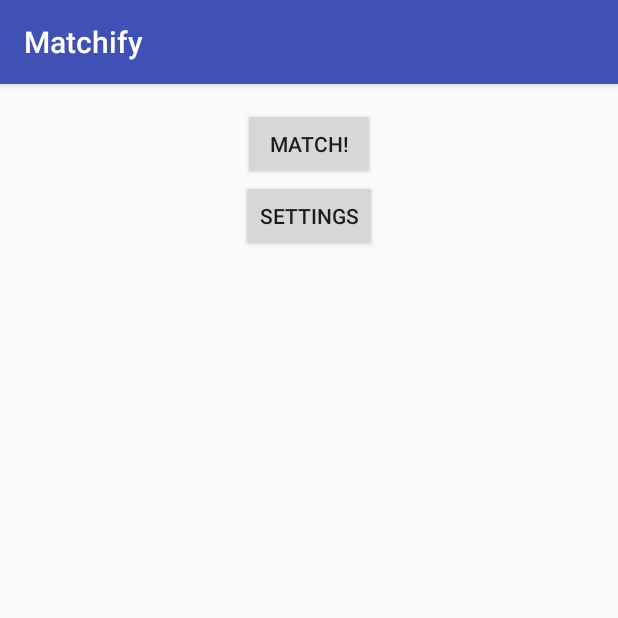
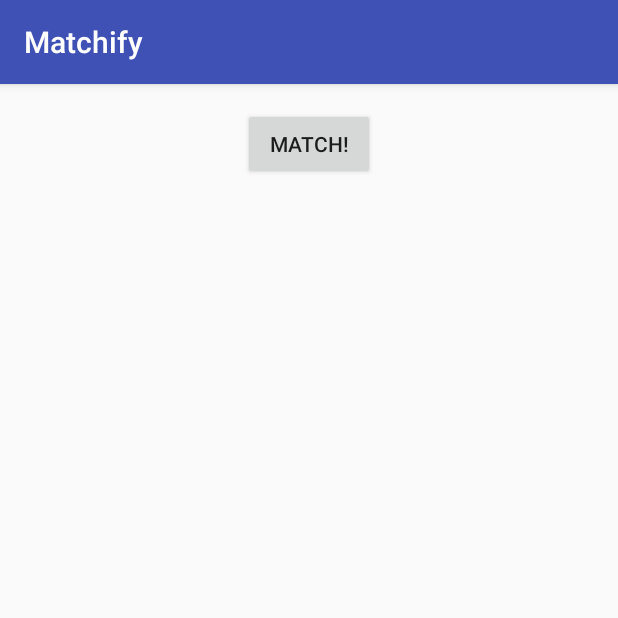
Before and after one commit to debkbanerji/matchify, an Android app: the screen it shows after launch (HomeActivity), on a phone screen of 412 x 824 dp, the top half of it. Run offline under Robolectric (Android 15) with nearby library versions, the phone set to English and light mode, and no system bars; our stand-ins replace Firebase (no records; nobody signed in at launch, a user with empty details on screens opened directly); libraries missing offline, so code that uses them is left out: com.spotify.sdk, kaaes.spotify.webapi; 4 statements that could not run were skipped.

Commit message:
Removed Settings Button
Temporarily removed settings button

```diff
--- a/app/src/main/java/com/example/matchify/HomeActivity.java
+++ b/app/src/main/java/com/example/matchify/HomeActivity.java
@@ -79,7 +79,7 @@ public class HomeActivity extends AppCompatActivity implements
 
 
         matchButton = (Button) findViewById(R.id.beginMatching);
-        settingsButton = (Button) findViewById(R.id.settingsButton);
+//        settingsButton = (Button) findViewById(R.id.settingsButton);
 
         matchButton.setOnClickListener(new View.OnClickListener() {
             @Override
@@ -89,13 +89,13 @@ public class HomeActivity extends AppCompatActivity implements
             }
         });
 
-        settingsButton.setOnClickListener(new View.OnClickListener() {
-            @Override
-            public void onClick(View v) {
-                Intent playIntent = new Intent(HomeActivity.this, SettingsActivity.class);
-                startActivity(playIntent);
-            }
-        });
+//        settingsButton.setOnClickListener(new View.OnClickListener() {
+//            @Override
+//            public void onClick(View v) {
+//                Intent playIntent = new Intent(HomeActivity.this, SettingsActivity.class);
+//                startActivity(playIntent);
+//            }
+//        });
 
         AuthenticationRequest.Builder builder = new AuthenticationRequest.Builder(CLIENT_ID,
                 AuthenticationResponse.Type.TOKEN,
--- a/app/src/main/java/com/example/matchify/MatchableUser.java
+++ b/app/src/main/java/com/example/matchify/MatchableUser.java
@@ -63,12 +63,12 @@ public class MatchableUser {
             return "Swipe to begin matching";
         }
         StringBuilder result = new StringBuilder(name);
-        result.append("\n\n" + "Favorite Artists: " + topArtists.get(0));
+        result.append("\n\n\n" + "Favorite Artists: " + topArtists.get(0));
         for (int i = 1; i < topArtists.size(); i++) {
             result.append(", " + topArtists.get(i));
         }
 
-        result.append("\n\n" + "Favorite Tracks: " + topTracks.get(0));
+        result.append("\n\n\n" + "Favorite Tracks: " + topTracks.get(0));
         for (int i = 1; i < topTracks.size(); i++) {
             result.append(", " + topTracks.get(i));
         }
--- a/app/src/main/res/layout/activity_home.xml
+++ b/app/src/main/res/layout/activity_home.xml
@@ -17,12 +17,12 @@
         android:layout_alignParentTop="true"
         android:layout_centerHorizontal="true" />
 
-    <Button
-        android:layout_width="wrap_content"
-        android:layout_height="wrap_content"
-        android:text="Settings"
-        android:id="@+id/settingsButton"
-        android:layout_below="@+id/beginMatching"
-        android:layout_centerHorizontal="true" />
+    <!--<Button-->
+        <!--android:layout_width="wrap_content"-->
+        <!--android:layout_height="wrap_content"-->
+        <!--android:text="Settings"-->
+        <!--android:id="@+id/settingsButton"-->
+        <!--android:layout_below="@+id/beginMatching"-->
+        <!--android:layout_centerHorizontal="true" />-->
 
 </RelativeLayout>
```
Also changed, not shown: app/src/main/java/com/example/matchify/MatchActivity.java (+13 -2 lines).
